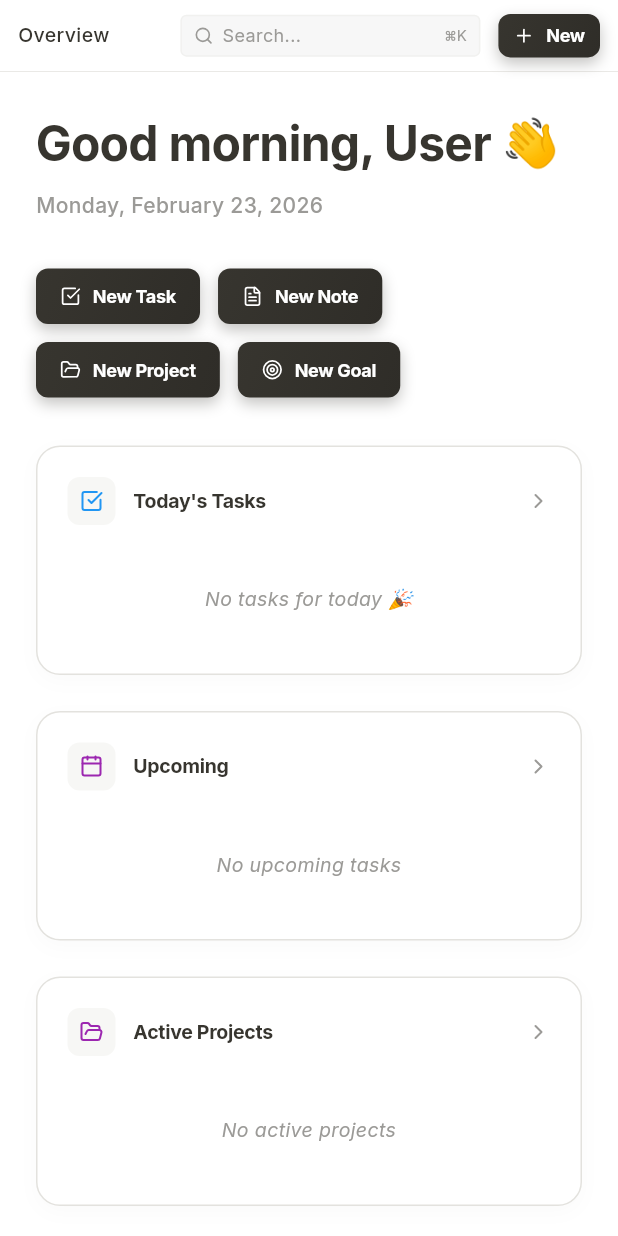
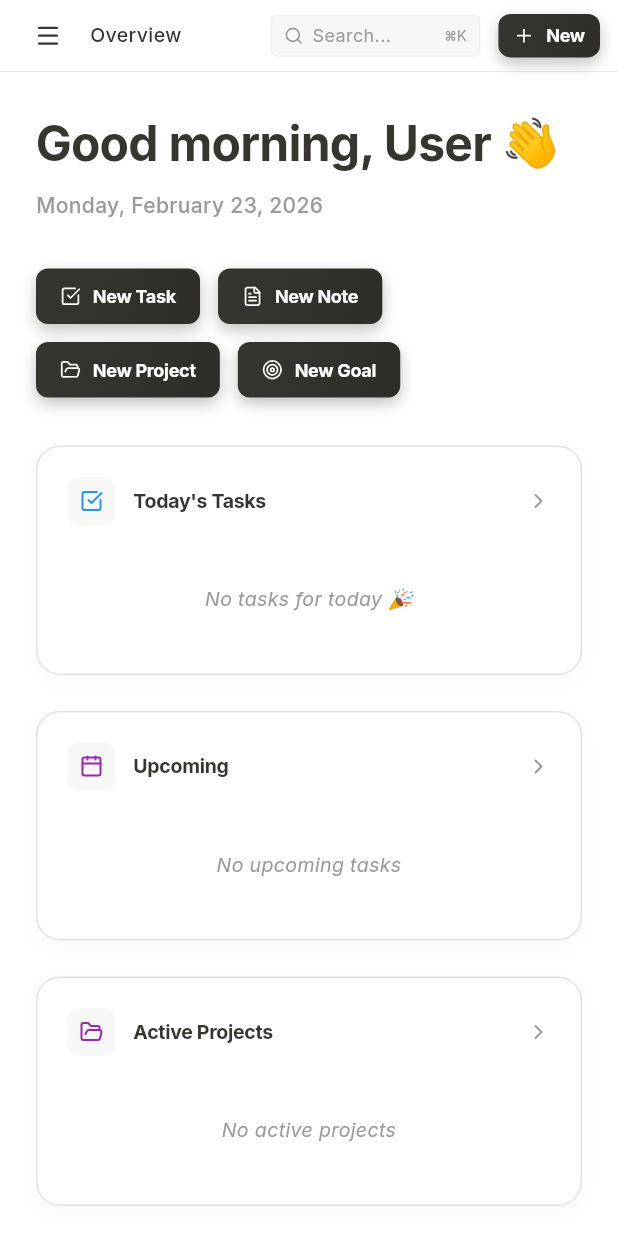
Before and after one commit to rohitkumar91131/second-brain-flutter, a Flutter app: the MainLayout screen opened by its route, on a phone screen of 412 x 824 dp. Run offline on Flutter 3.47's test engine with Material 3 defaults, Android fonts, the phone set to English and light mode, and no system bars; drawn by our look-alikes of flutter_animate; our stand-ins replace flutter_dotenv, google_fonts, lucide_icons, shared_preferences; accounts and stored records are empty; network calls fail.

Commit message:
Fix 100dvh equivalent and APK navbar menu not working
Co-authored-by: rohitkumar91131 <164847892+rohitkumar91131@users.noreply.github.com>

```diff
--- a/lib/widgets/main_layout.dart
+++ b/lib/widgets/main_layout.dart
@@ -143,7 +143,8 @@ class _MainLayoutState extends State<MainLayout> {
                   onToggle: () => Navigator.pop(context),
                 )
               : null,
-          body: Row(
+          body: SafeArea(
+            child: Row(
             children: [
               if (isDesktop)
                 Sidebar(
@@ -168,6 +169,18 @@ class _MainLayoutState extends State<MainLayout> {
                       ),
                       child: Row(
                         children: [
+                          // Hamburger menu button for mobile
+                          if (!isDesktop) ...[
+                            IconButton(
+                              icon: const Icon(LucideIcons.menu, size: 18, color: AppTheme.notionText),
+                              onPressed: () => _scaffoldKey.currentState?.openDrawer(),
+                              tooltip: 'Open navigation menu',
+                              visualDensity: VisualDensity.compact,
+                              padding: EdgeInsets.zero,
+                              constraints: const BoxConstraints(),
+                            ),
+                            const SizedBox(width: 8),
+                          ],
                           // Breadcrumb / Title
                           Row(
                             mainAxisSize: MainAxisSize.min,
@@ -196,7 +209,7 @@ class _MainLayoutState extends State<MainLayout> {
                                 onTap: _onSearch,
                                 borderRadius: BorderRadius.circular(4),
                                 child: Container(
-                                  width: 200,
+                                  width: isDesktop ? 200 : 140,
                                   height: 28,
                                   padding: const EdgeInsets.symmetric(horizontal: 8),
                                   decoration: BoxDecoration(
@@ -301,6 +314,7 @@ class _MainLayoutState extends State<MainLayout> {
               ),
             ],
           ),
+          ), // SafeArea
         ),
       ),
     );
```
Also changed, not shown: lib/main.dart (+10 -0 lines).
